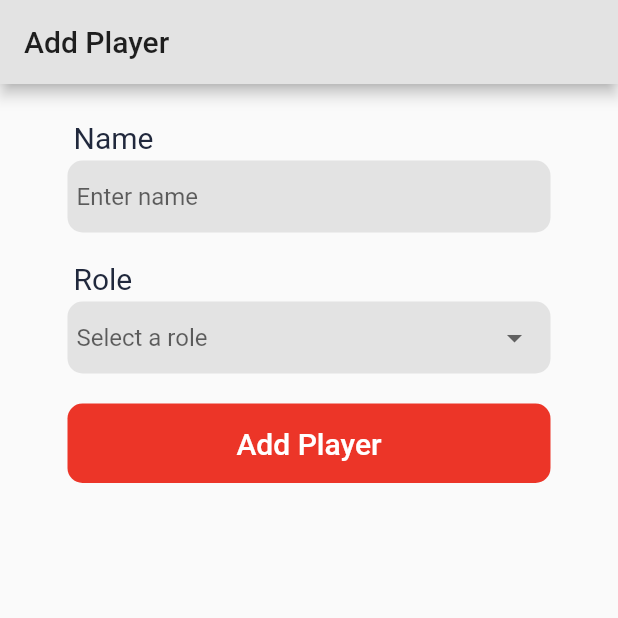
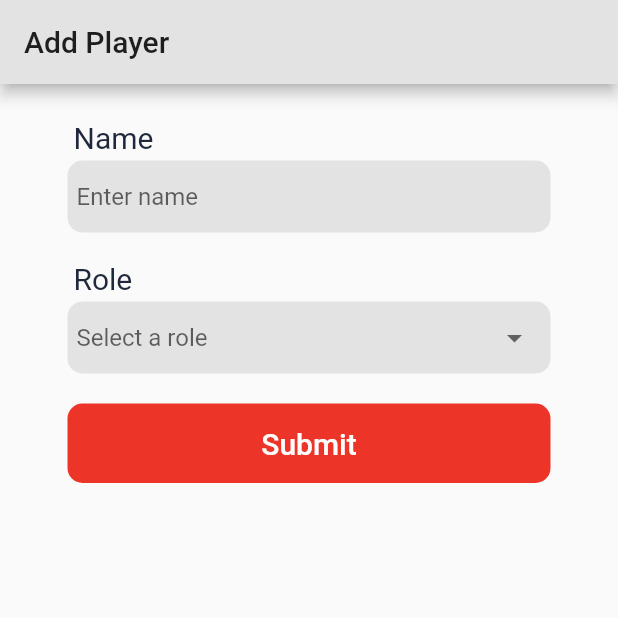
Before and after one commit to shuvoprosadsarnakar/fantasy_cricket, a Flutter app: the screen it shows after launch, on a phone screen of 412 x 824 dp, the top half of it. Run offline on Flutter 3.47's test engine with Material 2 defaults, Android fonts, the phone set to English and light mode, and no system bars; our stand-ins replace bloc, cloud_firestore, flutter_bloc; accounts and stored records are empty.

Commit message:
updated PlayerAddEdit() screen
changed the text of submit button

```diff
--- a/lib/pages/player/player_add_edit.dart
+++ b/lib/pages/player/player_add_edit.dart
@@ -13,7 +13,7 @@ class PlayerAddEdit extends StatelessWidget {
   PlayerAddEdit({Player player}) {
     _playerAddEditCubit.setPlayer(player);
 
-    // add dropdown items of role field to _playerRoleDropdownList
+    // add dropdown items of role field to 'playerRoleDropdownList' property
     playerRoles.forEach((String value) {
       _playerAddEditCubit.playerRoleDropdownList.add(
         DropdownMenuItem<String>(
@@ -160,7 +160,7 @@ class PlayerAddEdit extends StatelessWidget {
   TextButton getFormSubmitButton(BuildContext context) {
     return TextButton(
       child: Text(
-        'Add Player',
+        'Submit',
         style: TextStyle(fontSize: 20),
       ),
       style: TextButton.styleFrom(
```
